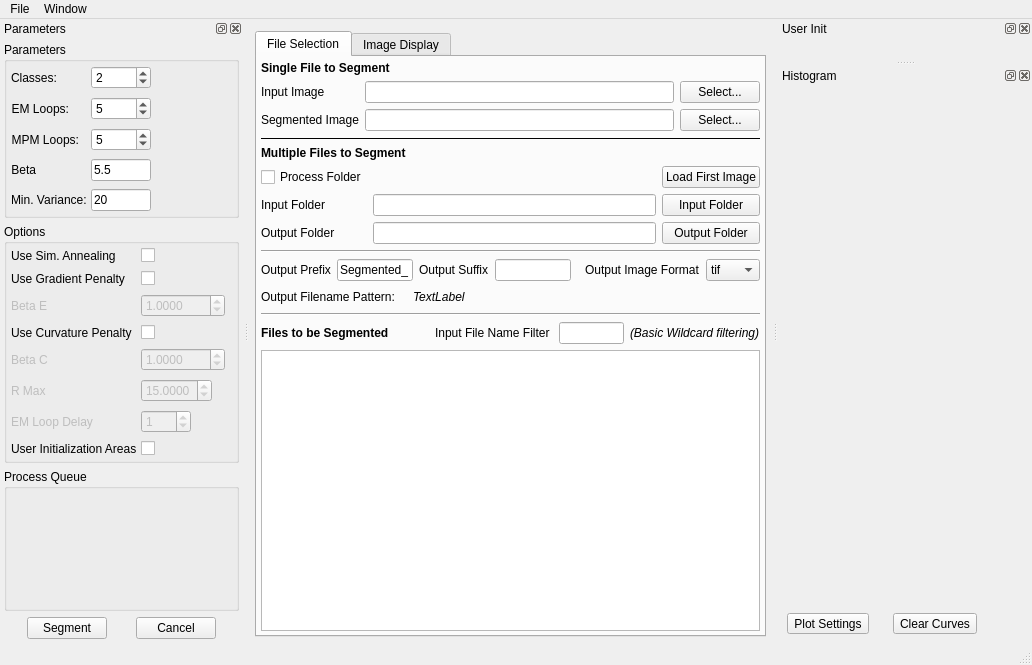
First picture: the form in Code/EmMpmGui/UI_Files/EmMpmGui.ui, repository BlueQuartzSoftware/EMMPMWorkbench, before the edit.
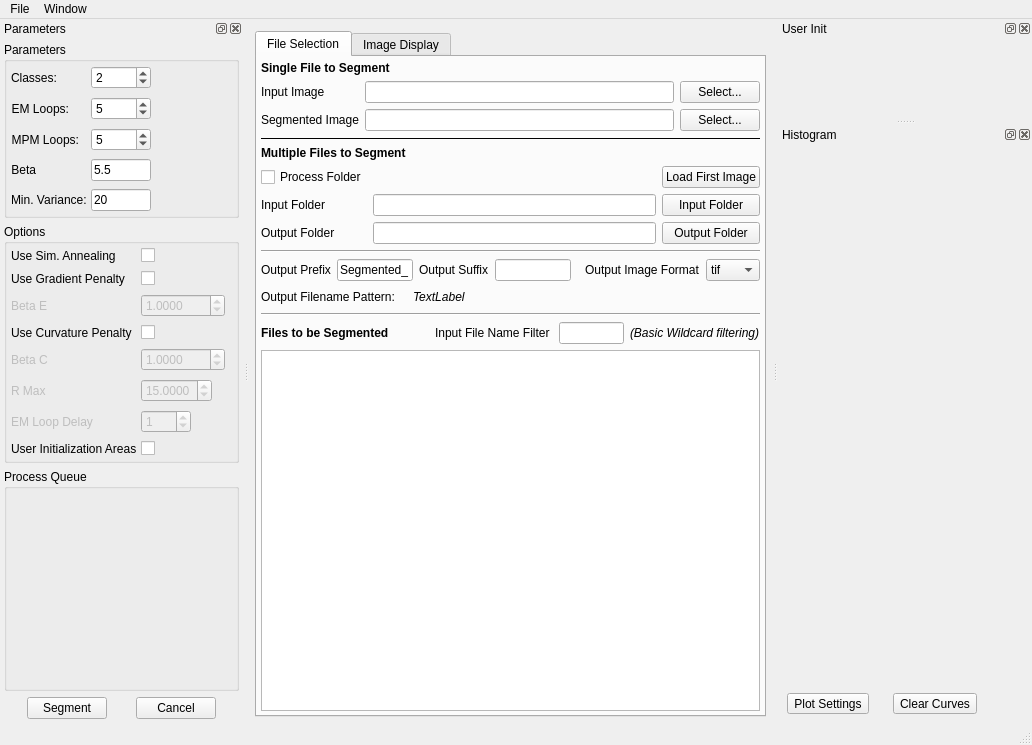
Second picture: the form after the edit. The open tabs and pages were chosen to show the change. Icons and pictures are not drawn. Custom widgets are drawn as their Qt base class.

Commit message: Further adjustments of the GUi trying to figure why the histogram will not dock to the bottom of the window

Patch:
```diff
--- a/Code/EmMpmGui/UI_Files/EmMpmGui.ui
+++ b/Code/EmMpmGui/UI_Files/EmMpmGui.ui
@@ -7,7 +7,7 @@
     <x>0</x>
     <y>0</y>
     <width>1032</width>
-    <height>665</height>
+    <height>745</height>
    </rect>
   </property>
   <property name="sizePolicy">
@@ -61,6 +61,9 @@
         <string>File Selection</string>
        </attribute>
        <layout class="QVBoxLayout" name="verticalLayout" stretch="0,0,0,0,0,0,0,0,0,0">
+        <property name="spacing">
+         <number>6</number>
+        </property>
         <property name="margin">
          <number>4</number>
         </property>
@@ -785,9 +788,6 @@
    </attribute>
    <widget class="QWidget" name="dockWidgetContents">
     <layout class="QVBoxLayout" name="verticalLayout_6">
-     <property name="spacing">
-      <number>6</number>
-     </property>
      <property name="margin">
       <number>4</number>
      </property>
@@ -1435,7 +1435,7 @@
        <property name="minimumSize">
         <size>
          <width>0</width>
-         <height>200</height>
+         <height>50</height>
         </size>
        </property>
        <property name="contextMenuPolicy">
```
Left out of the diff: 2 changed lines with no effect on the pictures.
